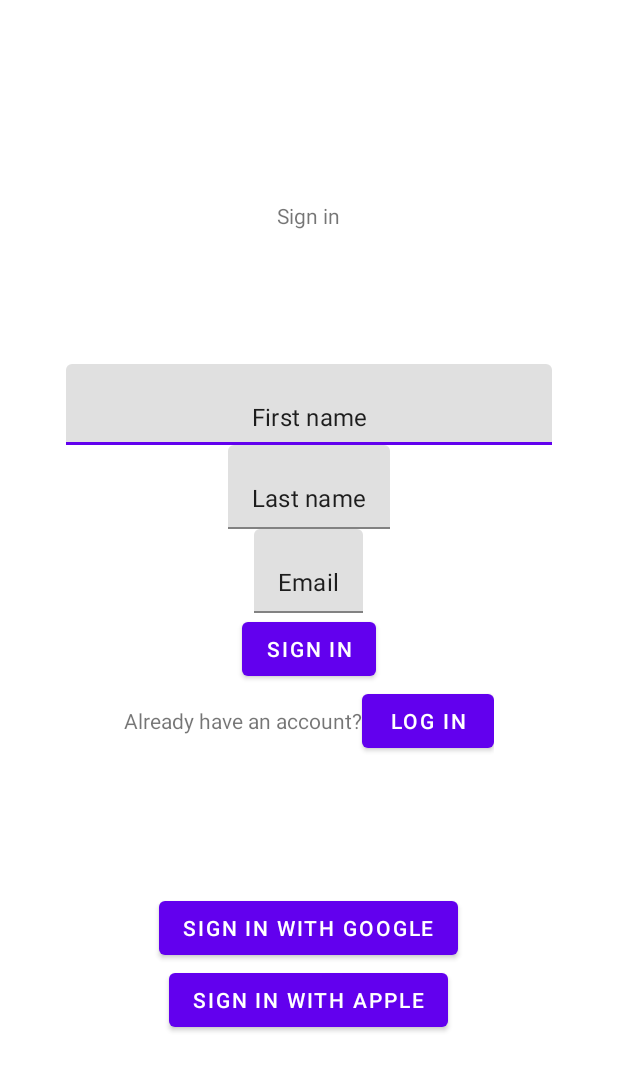
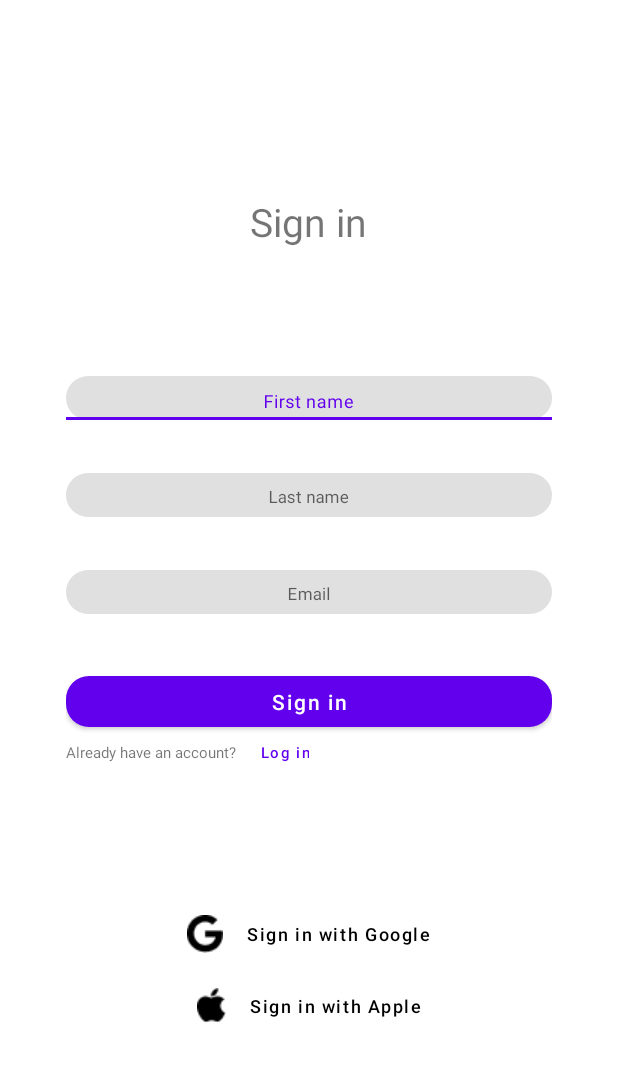
Before and after one commit to bearded-ant/AdhiPradanaTest, an Android app: the layout fragment_signin.xml on its own in the app's theme, with its tools: preview values and no code run, on a phone screen of 412 x 824 dp. Shown: the top 1071 px of the screen. Run offline under Robolectric (Android 15) with nearby library versions, the phone set to English and light mode, and no system bars.

Commit message:
sign in fragment style

```diff
--- a/app/src/main/java/com/example/adhipradanatest/MainActivity.kt
+++ b/app/src/main/java/com/example/adhipradanatest/MainActivity.kt
@@ -6,6 +6,6 @@ import android.os.Bundle
 class MainActivity : AppCompatActivity() {
     override fun onCreate(savedInstanceState: Bundle?) {
         super.onCreate(savedInstanceState)
-        setContentView(R.layout.activity_main)
+        setContentView(R.layout.fragment_signin)
     }
 }
--- a/app/src/main/res/layout/fragment_signin.xml
+++ b/app/src/main/res/layout/fragment_signin.xml
@@ -5,15 +5,15 @@
     android:layout_width="match_parent"
     android:layout_height="match_parent"
     android:orientation="vertical"
-    tools:context=".MainActivity"
-    android:padding="44dp">
+    android:padding="44dp"
+    tools:context=".MainActivity">
 
     <androidx.appcompat.widget.LinearLayoutCompat
         android:id="@+id/fr_sign_in_top_block"
         android:layout_width="match_parent"
         android:layout_height="wrap_content"
+        android:gravity="center"
         android:orientation="vertical"
-        android:gravity="center"
         app:layout_constraintBottom_toTopOf="@+id/fr_sign_in_center_block"
         app:layout_constraintEnd_toEndOf="parent"
         app:layout_constraintStart_toStartOf="parent"
@@ -22,7 +22,9 @@
         <TextView
             android:layout_width="wrap_content"
             android:layout_height="wrap_content"
-            android:text="@string/sign_in" />
+            android:text="@string/sign_in"
+            android:textFontWeight="600"
+            android:textSize="26sp" />
 
     </androidx.appcompat.widget.LinearLayoutCompat>
 
@@ -30,70 +32,62 @@
         android:id="@+id/fr_sign_in_center_block"
         android:layout_width="match_parent"
         android:layout_height="wrap_content"
+        android:gravity="center"
         android:orientation="vertical"
-        android:gravity="center"
         app:layout_constraintBottom_toTopOf="@+id/fr_sign_in_bottom_block"
         app:layout_constraintEnd_toEndOf="parent"
         app:layout_constraintStart_toStartOf="parent"
         app:layout_constraintTop_toBottomOf="@+id/fr_sign_in_top_block">
 
         <com.google.android.material.textfield.TextInputLayout
-            android:layout_width="match_parent"
-            android:layout_height="wrap_content"
-            style="@style/Widget.MaterialComponents.TextInputLayout.FilledBox.Dense"
-            android:gravity="center">
+            style="@style/MyInputTextLayout"
+            android:hint="@string/first_name_hint">
 
             <com.google.android.material.textfield.TextInputEditText
                 android:id="@+id/fr_sign_in_first_name_et"
-                android:layout_width="match_parent"
-                android:gravity="center_horizontal"
-                android:layout_height="wrap_content"
-                android:text="@string/first_name_hint" />
+                style="@style/MyEditText" />
         </com.google.android.material.textfield.TextInputLayout>
 
         <com.google.android.material.textfield.TextInputLayout
-            android:layout_width="match_parent"
-            android:layout_height="wrap_content"
-            android:gravity="center">
+            style="@style/MyInputTextLayout"
+            android:hint="@string/last_name_hint">
 
             <com.google.android.material.textfield.TextInputEditText
                 android:id="@+id/fr_sign_in_last_name_et"
-                android:layout_width="wrap_content"
-                android:layout_height="wrap_content"
-                android:text="@string/last_name_hint" />
+                style="@style/MyEditText" />
         </com.google.android.material.textfield.TextInputLayout>
 
         <com.google.android.material.textfield.TextInputLayout
-            android:layout_width="match_parent"
-            android:layout_height="wrap_content"
-            android:gravity="center">
+            style="@style/MyInputTextLayout"
+            android:hint="@string/email_hint">
 
             <com.google.android.material.textfield.TextInputEditText
                 android:id="@+id/fr_sign_in_email_et"
-                android:layout_width="wrap_content"
-                android:layout_height="wrap_content"
-                android:text="@string/email_hint" />
+                style="@style/MyEditText" />
 
         </com.google.android.material.textfield.TextInputLayout>
 
-        <com.google.android.material.button.MaterialButton
+        <Button
             android:id="@+id/fr_sign_in_first_name_btn"
-            android:layout_width="wrap_content"
-            android:layout_height="wrap_content"
-            android:text="@string/sign_in" />
+            style="@style/SmallButton"
+            android:text="@string/sign_in"
+            app:shapeAppearanceOverlay="@style/SmallButton.Cut" />
 
         <androidx.appcompat.widget.LinearLayoutCompat
-            android:layout_width="wrap_content"
+            android:layout_width="match_parent"
             android:layout_height="wrap_content"
             android:orientation="horizontal">
 
             <com.google.android.material.textview.MaterialTextView
                 android:layout_width="wrap_content"
                 android:layout_height="wrap_content"
-                android:text="@string/already_have_an_account_text" />
+                android:text="@string/already_have_an_account_text"
 
-            <com.google.android.material.button.MaterialButton
+                android:textSize="10sp" />
+
+            <Button
                 android:id="@+id/fr_sign_in_log_in_btn"
+                style="@style/MyTextButton"
                 android:layout_width="wrap_content"
                 android:layout_height="wrap_content"
                 android:text="@string/log_in_hint" />
@@ -104,24 +98,24 @@
         android:id="@+id/fr_sign_in_bottom_block"
         android:layout_width="match_parent"
         android:layout_height="wrap_content"
+        android:gravity="center"
         android:orientation="vertical"
-        android:gravity="center"
         app:layout_constraintBottom_toBottomOf="parent"
         app:layout_constraintEnd_toEndOf="parent"
         app:layout_constraintStart_toStartOf="parent"
         app:layout_constraintTop_toBottomOf="@+id/fr_sign_in_center_block">
 
-        <com.google.android.material.button.MaterialButton
+        <Button
             android:id="@+id/fr_sign_in_with_google_btn"
-            android:layout_width="wrap_content"
-            android:layout_height="wrap_content"
-            android:text="@string/sign_in_with_google_hint" />
+            style="@style/MyLoginWithButton"
+            android:text="@string/sign_in_with_google_hint"
+            app:icon="@drawable/google" />
 
-        <com.google.android.material.button.MaterialButton
+        <Button
             android:id="@+id/fr_sign_in_with_apple_btn"
-            android:layout_width="wrap_content"
-            android:layout_height="wrap_content"
-            android:text="@string/sign_in_with_apple_hint" />
+            style="@style/MyLoginWithButton"
+            android:text="@string/sign_in_with_apple_hint"
+            app:icon="@drawable/apple"/>
     </androidx.appcompat.widget.LinearLayoutCompat>
 
 
--- a/app/src/main/res/values/themes.xml
+++ b/app/src/main/res/values/themes.xml
@@ -1,5 +1,7 @@
 <resources xmlns:tools="http://schemas.android.com/tools">
     <!-- Base application theme. -->
+
+    <!--<style name="Theme.AdhiPradanaTest" parent="Theme.AppCompat.Light">-->
     <style name="Theme.AdhiPradanaTest" parent="Theme.MaterialComponents.DayNight.DarkActionBar">
         <!-- Primary brand color. -->
         <item name="colorPrimary">@color/purple_500</item>
@@ -13,4 +15,51 @@
         <item name="android:statusBarColor">?attr/colorPrimaryVariant</item>
         <!-- Customize your theme here. -->
     </style>
+
+    <style name="SmallButton" parent="">
+        <item name="textAllCaps">false</item>
+        <item name="android:layout_width">match_parent</item>
+        <item name="android:layout_height">46dp</item>
+
+    </style>
+
+    <style name="SmallButton.Cut" parent="SmallButton">
+        <item name="cornerFamily">rounded</item>
+        <item name="cornerSize">15dp</item>
+    </style>
+
+    <style name="MyInputTextLayout" parent="Widget.MaterialComponents.TextInputLayout.FilledBox">
+        <item name="android:layout_width">match_parent</item>
+        <item name="android:layout_height">29dp</item>
+        <item name="boxStrokeWidth">0dp</item>
+        <item name="shapeAppearanceOverlay">@style/SmallButton.Cut</item>
+        <item name="android:layout_marginBottom">35dp</item>
+    </style>
+
+    <style name="MyEditText" parent="">
+        <item name="android:layout_width">match_parent</item>
+        <item name="android:layout_height">wrap_content</item>
+        <item name="android:gravity">center_horizontal</item>
+        <item name="android:textSize">11sp</item>
+    </style>
+
+    <style name="MyTextButton" parent="Widget.MaterialComponents.Button.TextButton.Dialog">
+        <item name="android:textSize">10sp</item>
+        <item name="android:textAllCaps">false</item>
+        <item name="android:minHeight">0dp</item>
+        <item name="android:minWidth">0dp</item>
+        <item name="android:insetTop">0dp</item>
+        <item name="android:insetBottom">0dp</item>
+    </style>
+
+    <style name="MyLoginWithButton" parent="Widget.MaterialComponents.Button.TextButton.Icon">
+        <item name="android:textSize">12sp</item>
+        <item name="android:textColor">@color/black</item>
+        <item name="android:textAllCaps">false</item>
+        <item name="iconTint">@null</item>
+        <item name="iconPadding">16dp</item>
+        <item name="android:layout_width">wrap_content</item>
+        <item name="android:layout_height">wrap_content</item>
+    </style>
+
 </resources>
```
Also changed, not shown: app/src/main/res/drawable/apple.png (added), app/src/main/res/drawable/google.png (added).
